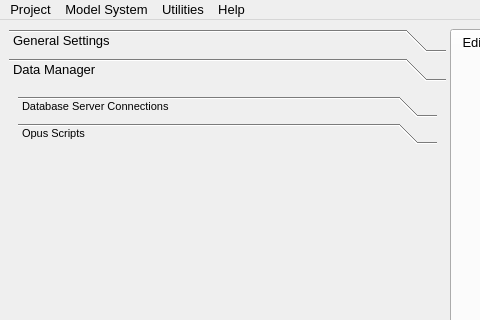
The window that opus_gui/main/opusmain.ui (psrc/urbansim) describes before a commit, drawn with Qt 5; both pictures show x 0 to 480 and y 0 to 320 of the 974 by 707 pixel window.
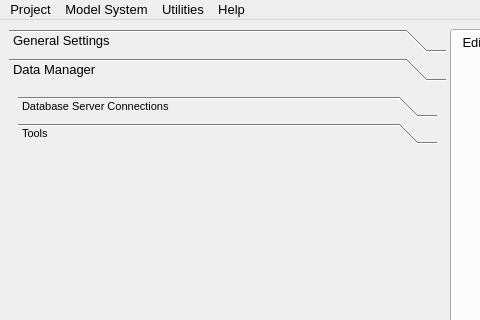
The same window after the commit. The open tabs and pages were chosen to show the change. Icons and pictures are not drawn.

Commit message: many changes to former Opus Scripts area, now named simply Tools.  Lots of renaming of XML elements (e.g. script_library_ref = tool_library_ref, etc.).  Cleaning up of context-menu options.  Moved scripts (now tools) from opus_gui.projects.scripts to opus_gui.tools. Added icons.

```diff
--- a/opus_gui/main/opusmain.ui
+++ b/opus_gui/main/opusmain.ui
@@ -87,8 +87,8 @@
          <rect>
           <x>0</x>
           <y>0</y>
-          <width>96</width>
-          <height>34</height>
+          <width>426</width>
+          <height>491</height>
          </rect>
         </property>
         <attribute name="label" >
@@ -150,7 +150,7 @@
              </rect>
             </property>
             <attribute name="label" >
-             <string>Opus Scripts</string>
+             <string>Tools</string>
             </attribute>
             <layout class="QGridLayout" />
            </widget>
```
Left out of the diff: 22 changed lines with no effect on the pictures. The commit also changes 35 other files.
